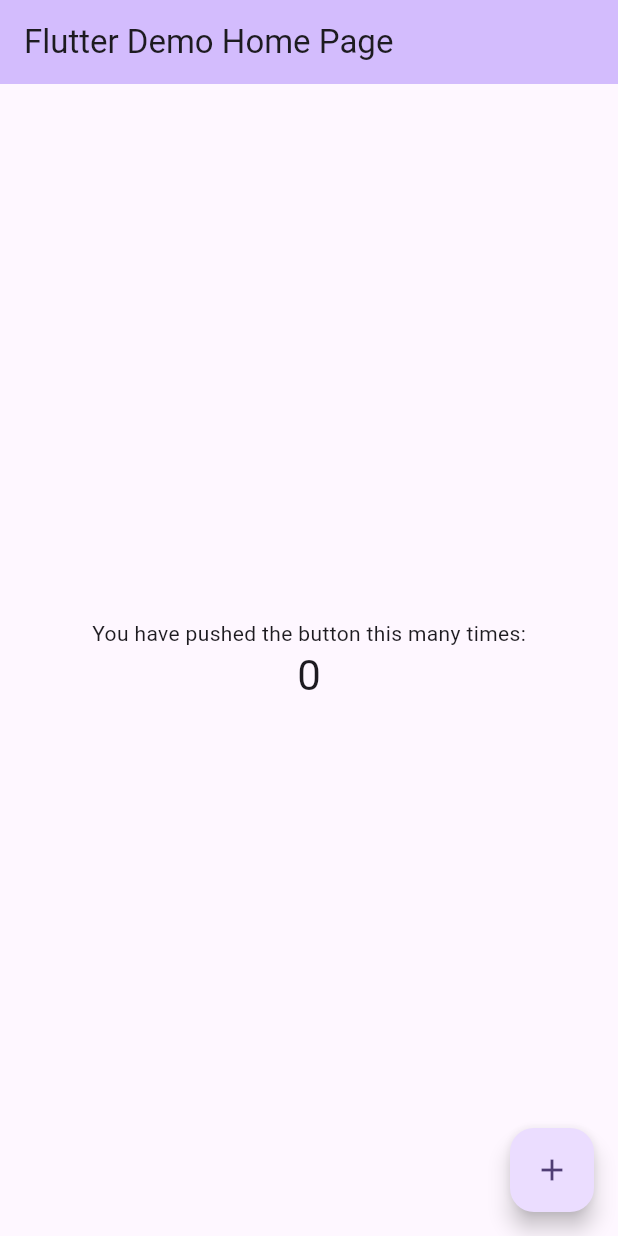
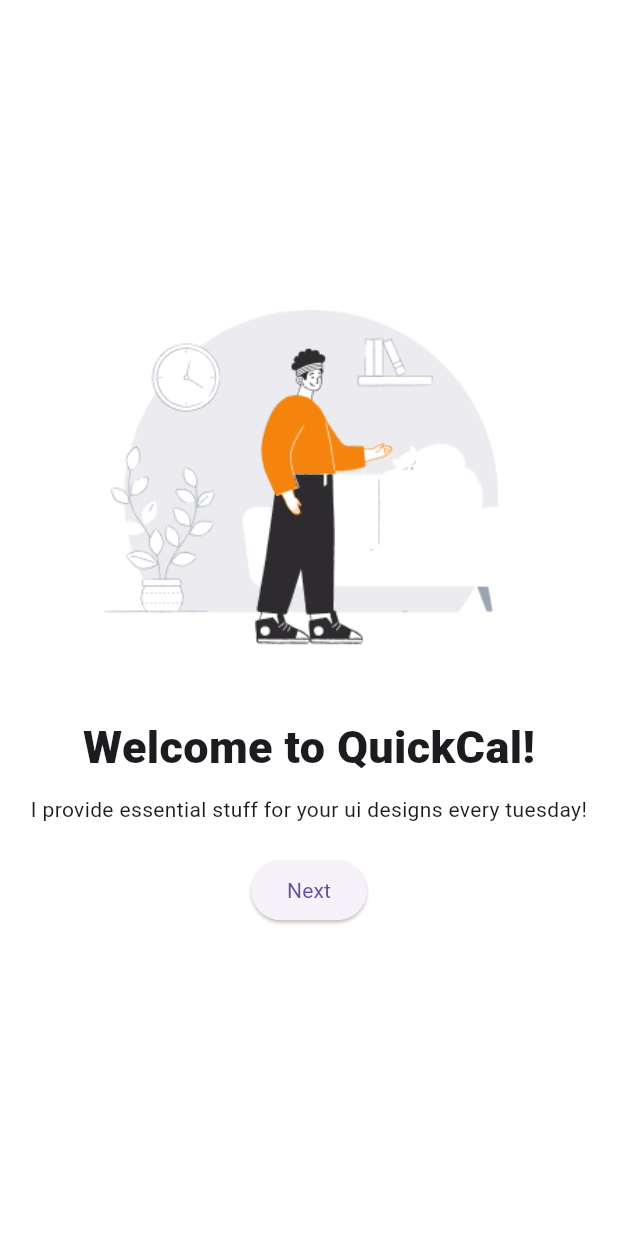
Before and after one commit to joharkhan99/quickcal, a Flutter app: the screen it shows after launch, on a phone screen of 412 x 824 dp. Run offline on Flutter 3.47's test engine with Material 3 defaults, Android fonts, the phone set to English and light mode, and no system bars.

Commit message:
Update main.dart and pubspec.yaml

```diff
--- /dev/null
+++ b/lib/components/slide.dart
@@ -0,0 +1,10 @@
+import 'package:flutter/material.dart';
+
+class Slide extends StatelessWidget {
+  const Slide({super.key});
+
+  @override
+  Widget build(BuildContext context) {
+    return Container();
+  }
+}
--- a/lib/main.dart
+++ b/lib/main.dart
@@ -1,4 +1,5 @@
 import 'package:flutter/material.dart';
+import 'package:quickcal/pages/welcome_page.dart';
 
 void main() {
   runApp(const MyApp());
@@ -7,119 +8,13 @@
 class MyApp extends StatelessWidget {
   const MyApp({super.key});
 
-  // This widget is the root of your application.
   @override
   Widget build(BuildContext context) {
     return MaterialApp(
-      title: 'Flutter Demo',
-      theme: ThemeData(
-        // This is the theme of your application.
-        //
-        // TRY THIS: Try running your application with "flutter run". You'll see
-        // the application has a purple toolbar. Then, without quitting the app,
-        // try changing the seedColor in the colorScheme below to Colors.green
-        // and then invoke "hot reload" (save your changes or press the "hot
-        // reload" button in a Flutter-supported IDE, or press "r" if you used
-        // the command line to start the app).
-        //
-        // Notice that the counter didn't reset back to zero; the application
-        // state is not lost during the reload. To reset the state, use hot
-        // restart instead.
-        //
-        // This works for code too, not just values: Most code changes can be
-        // tested with just a hot reload.
-        colorScheme: ColorScheme.fromSeed(seedColor: Colors.deepPurple),
-        useMaterial3: true,
-      ),
-      home: const MyHomePage(title: 'Flutter Demo Home Page'),
-    );
+        debugShowCheckedModeBanner: false,
+        home: WelcomePage(),
+        theme: ThemeData(
+          fontFamily: 'Roboto',
+        ));
   }
 }
-
-class MyHomePage extends StatefulWidget {
-  const MyHomePage({super.key, required this.title});
-
-  // This widget is the home page of your application. It is stateful, meaning
-  // that it has a State object (defined below) that contains fields that affect
-  // how it looks.
-
-  // This class is the configuration for the state. It holds the values (in this
-  // case the title) provided by the parent (in this case the App widget) and
-  // used by the build method of the State. Fields in a Widget subclass are
-  // always marked "final".
-
-  final String title;
-
-  @override
-  State<MyHomePage> createState() => _MyHomePageState();
-}
-
-class _MyHomePageState extends State<MyHomePage> {
-  int _counter = 0;
-
-  void _incrementCounter() {
-    setState(() {
-      // This call to setState tells the Flutter framework that something has
-      // changed in this State, which causes it to rerun the build method below
-      // so that the display can reflect the updated values. If we changed
-      // _counter without calling setState(), then the build method would not be
-      // called again, and so nothing would appear to happen.
-      _counter++;
-    });
-  }
-
-  @override
-  Widget build(BuildContext context) {
-    // This method is rerun every time setState is called, for instance as done
-    // by the _incrementCounter method above.
-    //
-    // The Flutter framework has been optimized to make rerunning build methods
-    // fast, so that you can just rebuild anything that needs updating rather
-    // than having to individually change instances of widgets.
-    return Scaffold(
-      appBar: AppBar(
-        // TRY THIS: Try changing the color here to a specific color (to
-        // Colors.amber, perhaps?) and trigger a hot reload to see the AppBar
-        // change color while the other colors stay the same.
-        backgroundColor: Theme.of(context).colorScheme.inversePrimary,
-        // Here we take the value from the MyHomePage object that was created by
-        // the App.build method, and use it to set our appbar title.
-        title: Text(widget.title),
-      ),
-      body: Center(
-        // Center is a layout widget. It takes a single child and positions it
-        // in the middle of the parent.
-        child: Column(
-          // Column is also a layout widget. It takes a list of children and
-          // arranges them vertically. By default, it sizes itself to fit its
-          // children horizontally, and tries to be as tall as its parent.
-          //
-          // Column has various properties to control how it sizes itself and
-          // how it positions its children. Here we use mainAxisAlignment to
-          // center the children vertically; the main axis here is the vertical
-          // axis because Columns are vertical (the cross axis would be
-          // horizontal).
-          //
-          // TRY THIS: Invoke "debug painting" (choose the "Toggle Debug Paint"
-          // action in the IDE, or press "p" in the console), to see the
-          // wireframe for each widget.
-          mainAxisAlignment: MainAxisAlignment.center,
-          children: <Widget>[
-            const Text(
-              'You have pushed the button this many times:',
-            ),
-            Text(
-              '$_counter',
-              style: Theme.of(context).textTheme.headlineMedium,
-            ),
-          ],
-        ),
-      ),
-      floatingActionButton: FloatingActionButton(
-        onPressed: _incrementCounter,
-        tooltip: 'Increment',
-        child: const Icon(Icons.add),
-      ), // This trailing comma makes auto-formatting nicer for build methods.
-    );
-  }
-}
--- /dev/null
+++ b/lib/pages/welcome_page.dart
@@ -0,0 +1,78 @@
+import 'package:flutter/material.dart';
+
+class WelcomePage extends StatefulWidget {
+  const WelcomePage({super.key});
+
+  @override
+  State<WelcomePage> createState() => _WelcomePageState();
+}
+
+class _WelcomePageState extends State<WelcomePage> {
+  /* list of slides */
+  final List slides = [
+    {
+      'title': 'QuickCal',
+      'description':
+          'QuickCal is a calandar app that allows you to add, edit, and delete events.',
+      'imageUrl': 'lib/assets/slides/s1.png',
+    },
+    {
+      'title': 'QuickCal',
+      'description':
+          'QuickCal is a simple calculator app that allows you to perform basic arithmetic operations.',
+      'imageUrl': 'lib/assets/slides/s2.png',
+    },
+    {
+      'title': 'QuickCal',
+      'description':
+          'QuickCal is a simple calculator app that allows you to perform basic arithmetic operations.',
+      'imageUrl': 'lib/assets/slides/s3.png',
+    },
+  ];
+
+  @override
+  Widget build(BuildContext context) {
+    return Scaffold(
+      backgroundColor: Colors.white,
+      body: Center(
+        child: Column(
+          mainAxisAlignment: MainAxisAlignment.center,
+          children: [
+            Image.asset(
+              slides[0]['imageUrl'],
+              width: double.infinity,
+              height: 250.0,
+              fit: BoxFit.contain,
+            ),
+            const SizedBox(height: 20.0),
+            const Text(
+              'Welcome to QuickCal!',
+              style: TextStyle(
+                fontFamily: 'Roboto',
+                fontSize: 30.0,
+                fontWeight: FontWeight.w900,
+              ),
+            ),
+            const SizedBox(height: 10.0),
+            Text(
+              'I provide essential stuff for your ui designs every tuesday!',
+              style: TextStyle(
+                fontSize: 14,
+                fontWeight: FontWeight.normal,
+              ),
+              textAlign: TextAlign.center,
+            ),
+            const SizedBox(height: 20.0),
+            ElevatedButton(
+              onPressed: () {},
+              child: const Text(
+                'Next',
+                style: TextStyle(fontWeight: FontWeight.normal),
+              ),
+            ),
+          ],
+        ),
+      ),
+    );
+  }
+}
```
Also changed, not shown: pubspec.yaml (+14 -8 lines), lib/assets/fonts/Roboto-Black.ttf (added), lib/assets/fonts/Roboto-BlackItalic.ttf (added), lib/assets/fonts/Roboto-Bold.ttf (added), lib/assets/fonts/Roboto-BoldItalic.ttf (added), lib/assets/fonts/Roboto-Italic.ttf (added), lib/assets/fonts/Roboto-Light.ttf (added), lib/assets/fonts/Roboto-LightItalic.ttf (added), lib/assets/fonts/Roboto-Medium.ttf (added), lib/assets/fonts/Roboto-MediumItalic.ttf (added), lib/assets/fonts/Roboto-Regular.ttf (added), lib/assets/fonts/Roboto-Thin.ttf (added), lib/assets/fonts/Roboto-ThinItalic.ttf (added), lib/assets/slides/s1.png (added), 2 more files.
